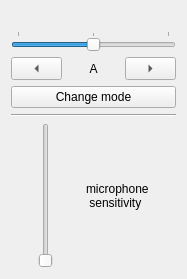
Qt form courses/prog_base_3/project/guitartuner.ui (AndreyKrysiuk/KP52OP) before a commit.
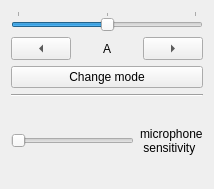
The same form after that commit.

What changed in the file:
```diff
--- a/courses/prog_base_3/project/guitartuner.ui
+++ b/courses/prog_base_3/project/guitartuner.ui
@@ -6,24 +6,14 @@
    <rect>
     <x>0</x>
     <y>0</y>
-    <width>187</width>
-    <height>279</height>
+    <width>214</width>
+    <height>189</height>
    </rect>
   </property>
   <property name="windowTitle">
    <string>GuitarTunerUI</string>
   </property>
   <layout class="QVBoxLayout" name="verticalLayout">
-   <item>
-    <widget class="QLabel" name="tabulatorIcon">
-     <property name="text">
-      <string notr="true"/>
-     </property>
-     <property name="alignment">
-      <set>Qt::AlignCenter</set>
-     </property>
-    </widget>
-   </item>
    <item>
     <widget class="QSlider" name="FrequencySlider">
      <property name="enabled">
@@ -126,7 +116,7 @@
         <number>0</number>
        </property>
        <property name="orientation">
-        <enum>Qt::Vertical</enum>
+        <enum>Qt::Horizontal</enum>
        </property>
       </widget>
      </item>
```
Left out of the diff: 5 changed lines with no effect on the pictures.
